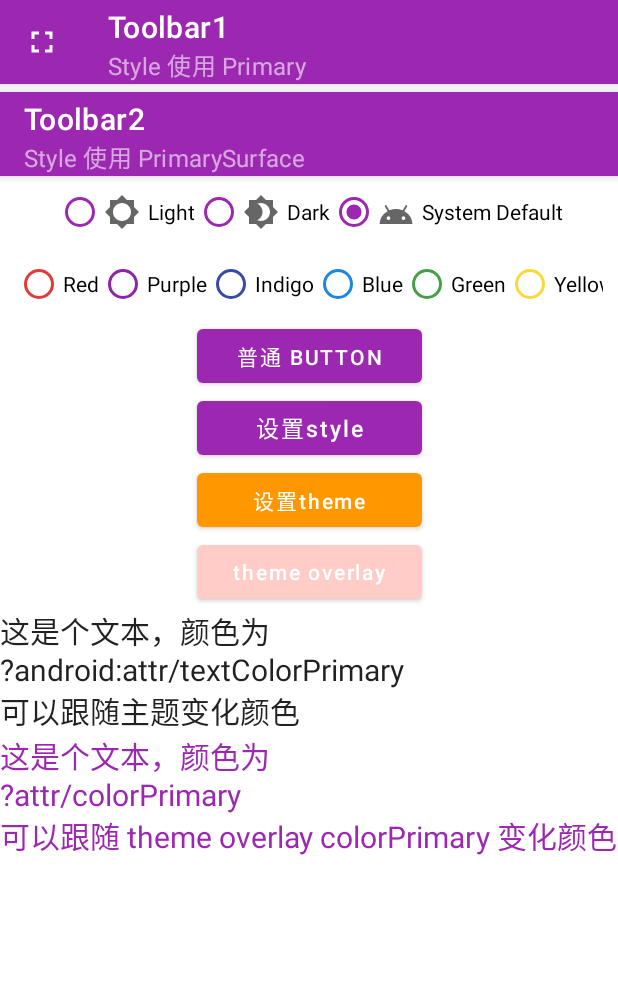
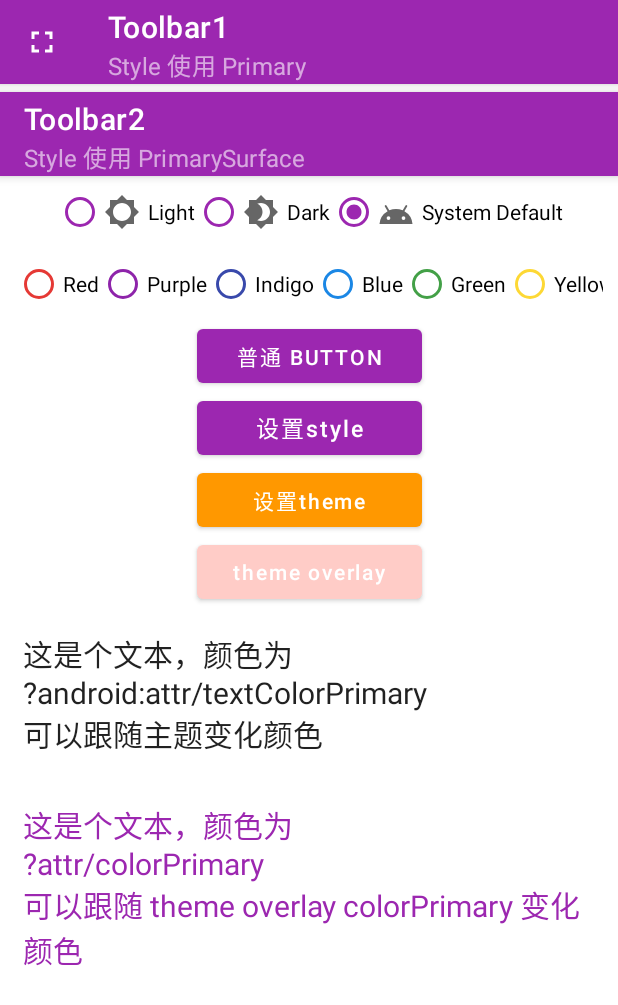
Before and after one commit to Flywith24/Flywith24-Theme-demo, an Android app: the screen it shows after launch (MainActivity), on a phone screen of 412 x 824 dp. Shown: the top 1005 px of the screen. Run offline under Robolectric (Android 15) with nearby library versions, the phone set to English and light mode, and no system bars.

Commit message:
统一 TextView 样式

```diff
--- a/app/src/main/res/layout/activity_main.xml
+++ b/app/src/main/res/layout/activity_main.xml
@@ -122,21 +122,17 @@
 
     <com.google.android.material.textview.MaterialTextView
         android:id="@+id/text1"
-        android:layout_width="wrap_content"
-        android:layout_height="wrap_content"
+        style="@style/Widget.App.TextView"
         android:text="@string/hint_text1"
         android:textColor="?android:attr/textColorPrimary"
-        android:textSize="20sp"
         app:layout_constraintStart_toStartOf="parent"
         app:layout_constraintTop_toBottomOf="@id/btnThemeOverlay" />
 
     <com.google.android.material.textview.MaterialTextView
         android:id="@+id/text2"
-        android:layout_width="wrap_content"
-        android:layout_height="wrap_content"
+        style="@style/Widget.App.TextView"
         android:text="@string/hint_text2"
         android:textColor="?attr/colorPrimary"
-        android:textSize="20sp"
         app:layout_constraintStart_toStartOf="parent"
         app:layout_constraintTop_toBottomOf="@id/text1" />
 
--- a/app/src/main/res/values/styles.xml
+++ b/app/src/main/res/values/styles.xml
@@ -23,4 +23,11 @@
         <item name="android:drawablePadding">5dp</item>
         <item name="android:buttonTint">?attr/colorPrimary</item>
     </style>
+
+    <style name="Widget.App.TextView" parent="Widget.MaterialComponents.TextView">
+        <item name="android:layout_width">wrap_content</item>
+        <item name="android:layout_height">wrap_content</item>
+        <item name="android:padding">15dp</item>
+        <item name="android:textSize">20sp</item>
+    </style>
 </resources>
```
